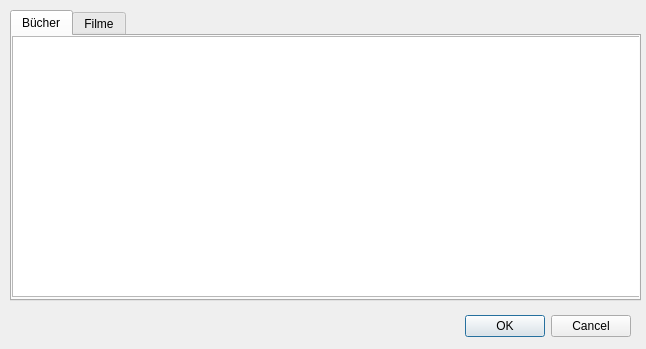
Old version of the form verwalteMedienDialog.ui in the repository DrJume/Qt-medienverleih.
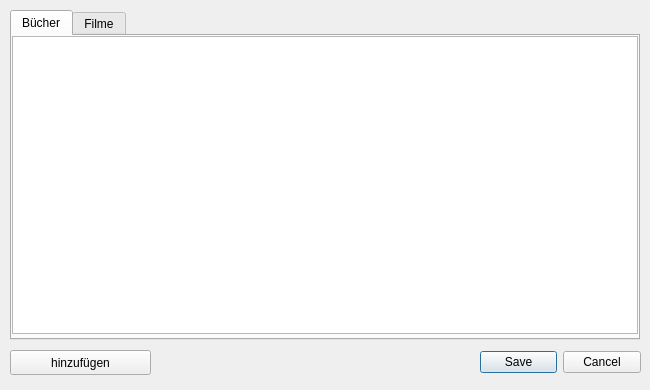
New version of the form. Custom widgets are drawn as their Qt base class.

The edit to the form file:
```diff
--- a/verwalteMedienDialog.ui
+++ b/verwalteMedienDialog.ui
@@ -6,36 +6,20 @@
    <rect>
     <x>0</x>
     <y>0</y>
-    <width>646</width>
-    <height>349</height>
+    <width>650</width>
+    <height>390</height>
    </rect>
   </property>
   <property name="windowTitle">
    <string>Medien</string>
   </property>
-  <widget class="QDialogButtonBox" name="buttonBox">
-   <property name="geometry">
-    <rect>
-     <x>460</x>
-     <y>310</y>
-     <width>171</width>
-     <height>32</height>
-    </rect>
-   </property>
-   <property name="orientation">
-    <enum>Qt::Horizontal</enum>
-   </property>
-   <property name="standardButtons">
-    <set>QDialogButtonBox::Cancel|QDialogButtonBox::Ok</set>
-   </property>
-  </widget>
   <widget class="QTabWidget" name="tabWidget">
    <property name="geometry">
     <rect>
      <x>10</x>
      <y>10</y>
-     <width>631</width>
-     <height>291</height>
+     <width>630</width>
+     <height>330</height>
     </rect>
    </property>
    <property name="currentIndex">
@@ -50,8 +34,8 @@
       <rect>
        <x>0</x>
        <y>0</y>
-       <width>631</width>
-       <height>261</height>
+       <width>626</width>
+       <height>298</height>
       </rect>
      </property>
     </widget>
@@ -72,7 +56,43 @@
     </widget>
    </widget>
   </widget>
+  <widget class="QDialogButtonBox" name="modalButtons">
+   <property name="geometry">
+    <rect>
+     <x>480</x>
+     <y>350</y>
+     <width>161</width>
+     <height>25</height>
+    </rect>
+   </property>
+   <property name="orientation">
+    <enum>Qt::Horizontal</enum>
+   </property>
+   <property name="standardButtons">
+    <set>QDialogButtonBox::Cancel|QDialogButtonBox::Save</set>
+   </property>
+  </widget>
+  <widget class="QPushButton" name="createButton">
+   <property name="geometry">
+    <rect>
+     <x>10</x>
+     <y>350</y>
+     <width>141</width>
+     <height>25</height>
+    </rect>
+   </property>
+   <property name="text">
+    <string>hinzufügen</string>
+   </property>
+  </widget>
  </widget>
+ <customwidgets>
+  <customwidget>
+   <class>VerwalteDatenTabelle</class>
+   <extends>QTableWidget</extends>
+   <header location="global">verwalteDatenTabelle.h</header>
+  </customwidget>
+ </customwidgets>
  <resources/>
  <connections>
   <connection>
```
Left out of the diff: 26 changed lines with no effect on the pictures.
